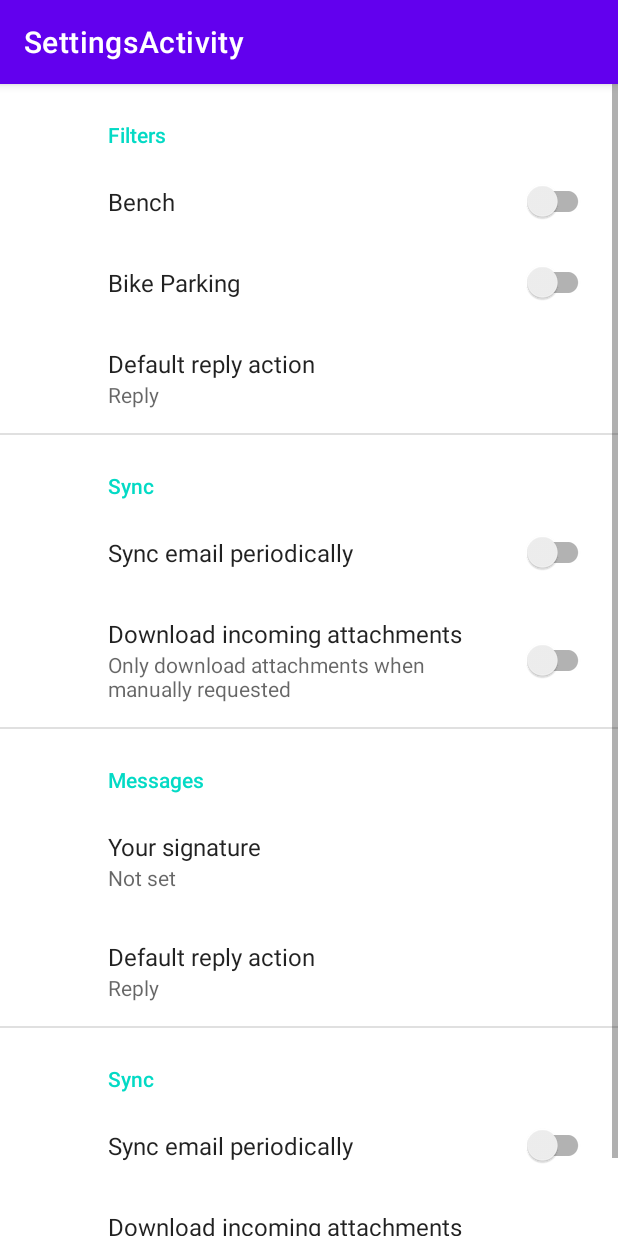
After one commit to GillianJYT/HackWestern7, an Android app: the SettingsActivity screen opened directly, with no data from a screen before it, on a phone screen of 412 x 824 dp. The commit adds this screen. Run offline under Robolectric (Android 15) with nearby library versions, the phone set to English and light mode, and no system bars; our stand-ins replace androidx.preference.

Commit message:
settings screen function

```diff
--- a/app/src/main/AndroidManifest.xml
+++ b/app/src/main/AndroidManifest.xml
@@ -18,7 +18,9 @@
         android:roundIcon="@mipmap/ic_launcher_round"
         android:supportsRtl="true"
         android:theme="@style/Theme.Hackathon" >
-
+        <activity
+            android:name=".SettingsActivity"
+            android:label="@string/title_activity_settings"></activity>
         <!--
              The API key for Google Maps-based APIs is defined as a string resource.
              (See the file "res/values/google_maps_api.xml").
--- a/app/src/main/java/com/example/hackathon/MapsActivity.java
+++ b/app/src/main/java/com/example/hackathon/MapsActivity.java
@@ -2,18 +2,18 @@ package com.example.hackathon;
 
 import android.Manifest;
 import android.content.Context;
+import android.content.Intent;
 import android.content.pm.PackageManager;
 import android.location.Location;
 import android.os.Build;
 import android.os.Bundle;
 import android.view.Menu;
 import android.view.MenuItem;
+import android.view.View;
 import android.widget.Toast;
 
 import androidx.appcompat.app.AppCompatActivity;
-import androidx.appcompat.widget.Toolbar;
 import androidx.core.content.ContextCompat;
-import androidx.fragment.app.FragmentActivity;
 
 import com.google.android.gms.common.ConnectionResult;
 import com.google.android.gms.common.api.GoogleApiClient;
@@ -83,7 +83,6 @@ public class MapsActivity extends AppCompatActivity implements OnMapReadyCallbac
         SupportMapFragment mapFragment = (SupportMapFragment) getSupportFragmentManager()
                 .findFragmentById(R.id.map);
         mapFragment.getMapAsync(this);
-
     }
 
     @Override
@@ -102,10 +101,16 @@ public class MapsActivity extends AppCompatActivity implements OnMapReadyCallbac
 
         //noinspection SimplifiableIfStatement
         if (id == R.id.action_settings) {
+            settings_onClick();
             return true;
         }
 
         return super.onOptionsItemSelected(item);
+    }
+
+    public void settings_onClick() {
+        Intent intent = new Intent(getApplicationContext(), SettingsActivity.class);
+        startActivity(intent);
     }
 
     @Override
--- /dev/null
+++ b/app/src/main/java/com/example/hackathon/SettingsActivity.java
@@ -0,0 +1,32 @@
+package com.example.hackathon;
+
+import android.os.Bundle;
+import android.view.View;
+
+import androidx.appcompat.app.ActionBar;
+import androidx.appcompat.app.AppCompatActivity;
+import androidx.preference.PreferenceFragmentCompat;
+
+public class SettingsActivity extends AppCompatActivity {
+
+    @Override
+    protected void onCreate(Bundle savedInstanceState) {
+        super.onCreate(savedInstanceState);
+        setContentView(R.layout.settings_activity);
+        getSupportFragmentManager()
+                .beginTransaction()
+                .replace(R.id.settings, new SettingsFragment())
+                .commit();
+    }
+
+    public void benchSetting_onClick(View view) {
+
+    }
+
+    public static class SettingsFragment extends PreferenceFragmentCompat {
+        @Override
+        public void onCreatePreferences(Bundle savedInstanceState, String rootKey) {
+            setPreferencesFromResource(R.xml.root_preferences, rootKey);
+        }
+    }
+}
--- a/app/src/main/res/layout/main_layout.xml
+++ b/app/src/main/res/layout/main_layout.xml
@@ -1,9 +1,9 @@
 <?xml version="1.0" encoding="utf-8"?>
 <androidx.coordinatorlayout.widget.CoordinatorLayout xmlns:android="http://schemas.android.com/apk/res/android"
-    xmlns:app="http://schemas.android.com/apk/res-auto"
     xmlns:tools="http://schemas.android.com/tools"
     android:layout_width="match_parent"
     android:layout_height="match_parent"
+    android:id="@+id/main"
     tools:context=".MapsActivity">
 
     <com.google.android.material.appbar.AppBarLayout
@@ -13,6 +13,5 @@
 
     </com.google.android.material.appbar.AppBarLayout>
 
-    <include layout="@layout/activity_maps" />
-
+    <include layout="@layout/map_fragment"/>
 </androidx.coordinatorlayout.widget.CoordinatorLayout>
--- a/app/src/main/res/layout/activity_maps.xml
+++ b/app/src/main/res/layout/map_fragment.xml
@@ -1,7 +1,6 @@
 <?xml version="1.0" encoding="utf-8"?>
 <fragment xmlns:android="http://schemas.android.com/apk/res/android"
     xmlns:tools="http://schemas.android.com/tools"
-    xmlns:map="http://schemas.android.com/apk/res-auto"
     android:layout_width="match_parent"
     android:layout_height="match_parent"
     android:id="@+id/map"
--- /dev/null
+++ b/app/src/main/res/layout/settings_activity.xml
@@ -0,0 +1,12 @@
+<LinearLayout xmlns:android="http://schemas.android.com/apk/res/android"
+    xmlns:tools="http://schemas.android.com/tools"
+    android:layout_width="match_parent"
+    android:layout_height="match_parent"
+    tools:context=".SettingsActivity"
+    android:orientation="vertical">
+
+    <FrameLayout
+        android:id="@+id/settings"
+        android:layout_width="match_parent"
+        android:layout_height="match_parent"/>
+</LinearLayout>
--- a/app/src/main/res/menu/main.xml
+++ b/app/src/main/res/menu/main.xml
@@ -7,5 +7,5 @@
         android:id="@+id/action_settings"
         android:orderInCategory="100"
         android:title="@string/settings"
-        app:showAsAction="never" />
+        app:showAsAction="always" />
 </menu>
--- a/app/src/main/res/values/strings.xml
+++ b/app/src/main/res/values/strings.xml
@@ -2,11 +2,12 @@
     <string name="app_name">Hackathon</string>
     <string name="title_activity_maps">Map</string>
     <!-- Preference Titles -->
-    <string name="messages_header">Messages</string>
+    <string name="filter_header">Filters</string>
     <string name="sync_header">Sync</string>
 
-    <!-- Messages Preferences -->
-    <string name="signature_title">Your signature</string>
+    <!-- Filter Preferences -->
+    <string name="bench">Bench</string>
+    <string name="bike">Bike Parking</string>
     <string name="reply_title">Default reply action</string>
 
     <!-- Sync Preferences -->
@@ -18,4 +19,11 @@
 
     <!-- Layout Strings -->
     <string name="settings">Settings</string>
+    <string name="title_activity_settings">SettingsActivity</string>
+
+    <!-- Preference Titles -->
+    <string name="messages_header">Messages</string>
+
+    <!-- Messages Preferences -->
+    <string name="signature_title">Your signature</string>
 </resources>
--- a/app/src/main/res/xml/root_preferences.xml
+++ b/app/src/main/res/xml/root_preferences.xml
@@ -1,10 +1,15 @@
 <PreferenceScreen xmlns:app="http://schemas.android.com/apk/res-auto">
 
-    <PreferenceCategory app:title="@string/messages_header">
+    <PreferenceCategory app:title="@string/filter_header">
 
-        <EditTextPreference
-            app:key="signature"
-            app:title="@string/signature_title"
+        <SwitchPreferenceCompat
+            app:key="bench"
+            app:title="@string/bench"
+            app:useSimpleSummaryProvider="true" />
+
+        <SwitchPreferenceCompat
+            app:key="bike"
+            app:title="@string/bike"
             app:useSimpleSummaryProvider="true" />
 
         <ListPreference
@@ -31,5 +36,35 @@
             app:title="@string/attachment_title" />
 
     </PreferenceCategory>
+    <PreferenceCategory app:title="@string/messages_header">
+
+        <EditTextPreference
+            app:key="signature"
+            app:title="@string/signature_title"
+            app:useSimpleSummaryProvider="true" />
+
+        <ListPreference
+            app:defaultValue="reply"
+            app:entries="@array/reply_entries"
+            app:entryValues="@array/reply_values"
+            app:key="reply"
+            app:title="@string/reply_title"
+            app:useSimpleSummaryProvider="true" />
+
+    </PreferenceCategory>
+    <PreferenceCategory app:title="@string/sync_header">
+
+        <SwitchPreferenceCompat
+            app:key="sync"
+            app:title="@string/sync_title" />
+
+        <SwitchPreferenceCompat
+            app:dependency="sync"
+            app:key="attachment"
+            app:summaryOff="@string/attachment_summary_off"
+            app:summaryOn="@string/attachment_summary_on"
+            app:title="@string/attachment_title" />
+
+    </PreferenceCategory>
 
 </PreferenceScreen>
```
